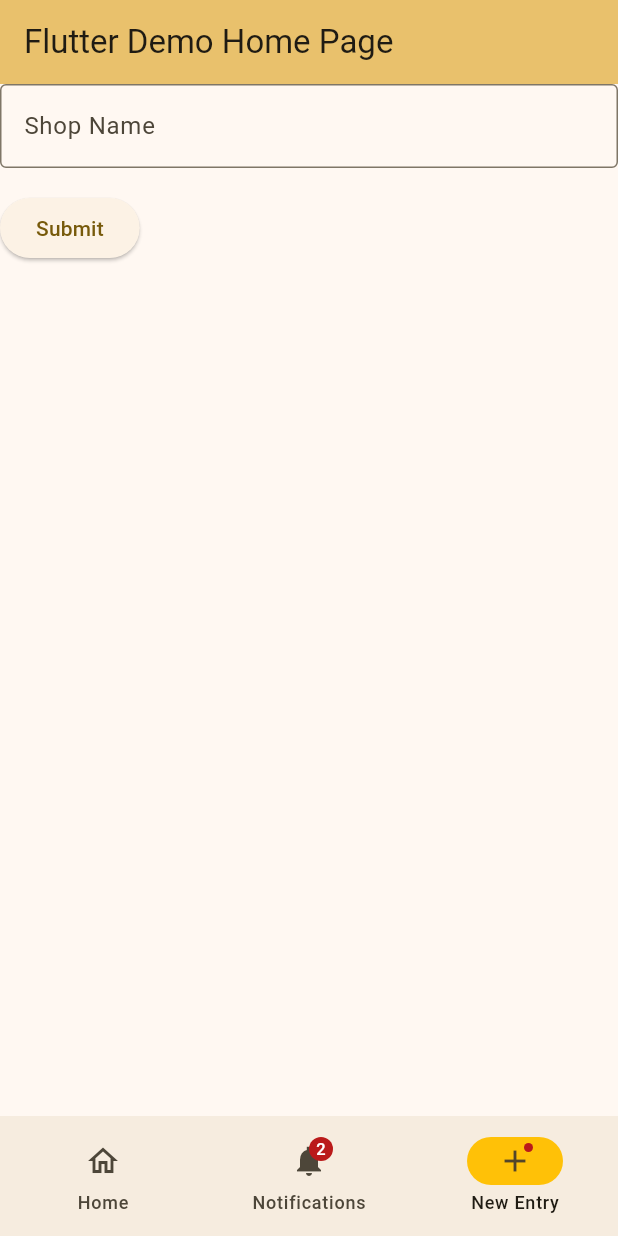
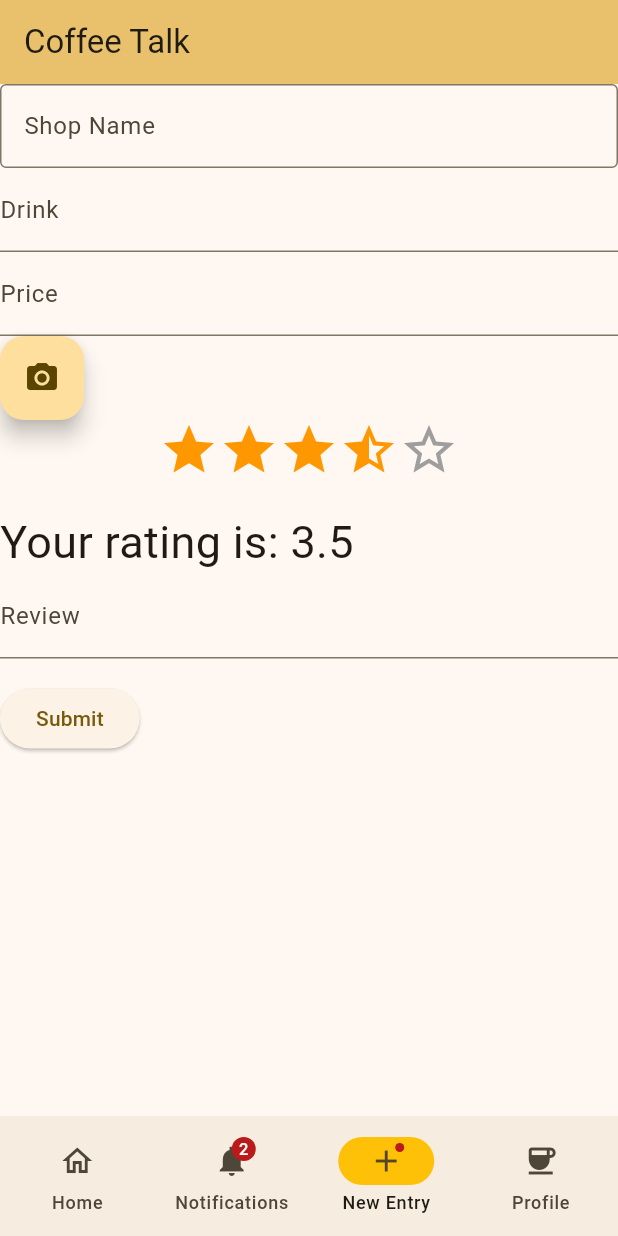
Before and after one commit to drogers14/ubiquitous-octo-goggles, a Flutter app: the screen it shows after launch, item 3 of the bottom bar chosen, on a phone screen of 412 x 824 dp. Run offline on Flutter 3.47's test engine with Material 3 defaults, Android fonts, the phone set to English and light mode, and no system bars; drawn by our look-alikes of flutter_rating; our stand-ins replace image_picker.

Commit message:
adding form for journal entry

```diff
--- /dev/null
+++ b/final_project_coffee_talk/lib/coffeeEntry.dart
@@ -0,0 +1,149 @@
+import 'dart:io';
+
+import 'package:flutter/material.dart';
+import 'package:flutter_rating/flutter_rating.dart';
+import 'package:image_picker/image_picker.dart';
+
+// Create a Form widget.
+class MyCustomForm extends StatefulWidget {
+  const MyCustomForm({super.key});
+
+  @override
+  MyCustomFormState createState() {
+    return MyCustomFormState();
+  }
+}
+
+// Create a corresponding State class.
+// This class holds data related to the form.
+class MyCustomFormState extends State<MyCustomForm> {
+    final picker = ImagePicker();
+
+  late Future<File> _imageFile;
+  final List<File> _imagesTaken = [];
+  void _getImage() async {
+    final XFile? pickedFile = await picker.pickImage(
+      source: ImageSource.camera,
+    );
+    if (pickedFile != null) {
+      setState(() {
+        _imageFile = Future.value(File(pickedFile.path));
+        _imagesTaken.add(File(pickedFile.path));
+      });
+print("Length: ${_imagesTaken.length}");
+
+  for (final image in _imagesTaken) {
+    print(image.path);
+  }
+      return;
+    }
+    setState(() {
+      _imageFile = Future.error("uh oh");
+    });
+  }
+  // Create a global key that uniquely identifies the Form widget
+  // and allows validation of the form.
+  //
+  // Note: This is a GlobalKey<FormState>,
+  // not a GlobalKey<MyCustomFormState>.
+  final _formKey = GlobalKey<FormState>();
+  final String _coffeShopName = '';
+  final String _coffeeOrder = '';
+  final double _price = 0.0;
+  final String _reviewEntry = '';
+  double rating = 3.5;
+  int starCount = 5;
+
+  @override
+  Widget build(BuildContext context) {
+    // Build a Form widget using the _formKey created above.
+    return Form(
+      key: _formKey,
+      child: Column(
+        crossAxisAlignment: CrossAxisAlignment.start,
+        children: [
+          TextFormField(
+            decoration: InputDecoration(
+
+          // Label for the name field
+          labelText: 'Shop Name',
+
+          // Border style for the text field
+          border: OutlineInputBorder(),
+          focusedBorder: OutlineInputBorder(
+            borderSide: BorderSide(
+              color: Colors.green,
+              width: 2.0,
+            ), // Border color when focused
+          ),
+        ),
+            // The validator receives the text that the user has entered.
+            validator: (value) {
+              if (value == null || value.isEmpty) {
+                return 'Please enter some text';
+              }
+              return null;
+            },
+          ),
+           TextFormField(
+            decoration: InputDecoration(
+                      labelText: 'Drink',
+            ),
+
+           ),
+                TextFormField(
+            decoration: InputDecoration(
+                      labelText: 'Price',
+            ),
+
+           ),
+           FloatingActionButton(
+            onPressed: _getImage,
+            heroTag: null,
+            tooltip: 'Take Photo',
+            child: const Icon(Icons.camera_alt),
+          ),
+          StarRating(
+              size: 40.0,
+              rating: rating,
+              color: Colors.orange,
+              borderColor: Colors.grey,
+              allowHalfRating: true,
+              starCount: starCount,
+              onRatingChanged: (rating) => setState(() {
+                this.rating = rating;
+              }),
+            ),
+
+          SizedBox(height: 20),
+          Text(
+            "Your rating is: $rating",
+            style: TextStyle(fontSize: 30.0),
+          ),
+                  TextFormField(
+            decoration: InputDecoration(
+                      labelText: 'Review',
+            ),
+
+           ),
+          Padding(
+            padding: const EdgeInsets.symmetric(vertical: 16),
+            child: ElevatedButton(
+              onPressed: () {
+                // Validate returns true if the form is valid, or false otherwise.
+                if (_formKey.currentState!.validate()) {
+                  // If the form is valid, display a snackbar. In the real world,
+                  // you'd often call a server or save the information in a database.
+                  ScaffoldMessenger.of(context).showSnackBar(
+                    const SnackBar(content: Text('Processing Data')),
+                  );
+                }
+              },
+              child: const Text('Submit'),
+            ),
+          ),
+        ],
+      ),
+    );
+  }
+}
--- a/final_project_coffee_talk/lib/main.dart
+++ b/final_project_coffee_talk/lib/main.dart
@@ -1,3 +1,5 @@
+import 'package:final_project_coffee_talk/coffeeEntry.dart';
+import 'package:final_project_coffee_talk/profile.dart';
 import 'package:flutter/material.dart';
 
 void main() {
@@ -16,7 +18,7 @@ class MyApp extends StatelessWidget {
 
         colorScheme: .fromSeed(seedColor: Colors.amber),
       ),
-      home: const MyHomePage(title: 'Flutter Demo Home Page'),
+      home: const MyHomePage(title: 'Coffee Talk'),
     );
   }
 }
@@ -74,6 +76,10 @@ class _MyHomePageState extends State<MyHomePage> {
             icon: Badge(child: Icon(Icons.add_outlined)),
             label: 'New Entry',
           ),
+           NavigationDestination(
+            icon: Icon(Icons.coffee),
+            label: 'Profile',
+          ),
         ],
       ),
        body: <Widget>[
@@ -110,104 +116,10 @@ class _MyHomePageState extends State<MyHomePage> {
           ),
         ),
 const MyCustomForm(),
+const MyCustomProfile(),
      ][currentPageIndex],
 
-      //  Center(
-      //   // Center is a layout widget. It takes a single child and positions it
-      //   // in the middle of the parent.
-      //   child: Column(
 
-      //     mainAxisAlignment: .center,
-      //     children: [
-      //       const Text('You have pushed the button this many times:'),
-      //       Text(
-      //         '$_counter',
-      //         style: Theme.of(context).textTheme.headlineMedium,
-      //       ),
-      //     ],
-      //   ),
-      // ),
-      // floatingActionButton: FloatingActionButton(
-      //   onPressed: _incrementCounter,
-      //   tooltip: 'Increment',
-      //   child: const Icon(Icons.add),
-      // ),
     );
   }
 }
-// Create a Form widget.
-class MyCustomForm extends StatefulWidget {
-  const MyCustomForm({super.key});
-
-  @override
-  MyCustomFormState createState() {
-    return MyCustomFormState();
-  }
-}
-
-// Create a corresponding State class.
-// This class holds data related to the form.
-class MyCustomFormState extends State<MyCustomForm> {
-  // Create a global key that uniquely identifies the Form widget
-  // and allows validation of the form.
-  //
-  // Note: This is a GlobalKey<FormState>,
-  // not a GlobalKey<MyCustomFormState>.
-  final _formKey = GlobalKey<FormState>();
-  String _coffeShopName = '';
-  String _coffeeOrder = '';
-  var _price = 0;
-  String _reviewEntry = '';
-
-  @override
-  Widget build(BuildContext context) {
-    // Build a Form widget using the _formKey created above.
-    return Form(
-      key: _formKey,
-      child: Column(
-        crossAxisAlignment: CrossAxisAlignment.start,
-        children: [
-          TextFormField(
-            decoration: InputDecoration(
-
-          // Label for the name field
-          labelText: 'Shop Name',
-
-          // Border style for the text field
-          border: OutlineInputBorder(),
-          focusedBorder: OutlineInputBorder(
-            borderSide: BorderSide(
-              color: Colors.green,
-              width: 2.0,
-            ), // Border color when focused
-          ),
-        ),
-            // The validator receives the text that the user has entered.
-            validator: (value) {
-              if (value == null || value.isEmpty) {
-                return 'Please enter some text';
-              }
-              return null;
-            },
-          ),
-          Padding(
-            padding: const EdgeInsets.symmetric(vertical: 16),
-            child: ElevatedButton(
-              onPressed: () {
-                // Validate returns true if the form is valid, or false otherwise.
-                if (_formKey.currentState!.validate()) {
-                  // If the form is valid, display a snackbar. In the real world,
-                  // you'd often call a server or save the information in a database.
-                  ScaffoldMessenger.of(context).showSnackBar(
-                    const SnackBar(content: Text('Processing Data')),
-                  );
-                }
-              },
-              child: const Text('Submit'),
-            ),
-          ),
-        ],
-      ),
-    );
-  }
-}
--- a/final_project_coffee_talk/pubspec.yaml
+++ b/final_project_coffee_talk/pubspec.yaml
@@ -35,6 +35,7 @@ dependencies:
   # Use with the CupertinoIcons class for iOS style icons.
   cupertino_icons: ^1.0.8
   flutter_rating: ^2.0.2
+  image_picker: ^1.2.3
 
 dev_dependencies:
   flutter_test:
```
Also changed, not shown: final_project_coffee_talk/lib/profile.dart (added, +31 -0 lines), final_project_coffee_talk/pubspec.lock, 5 other files.
